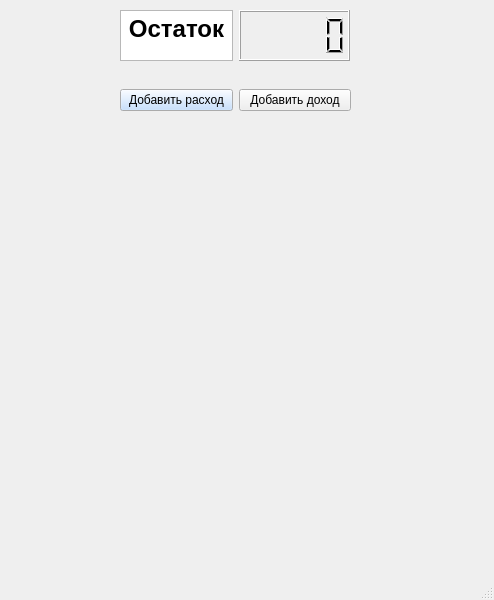
This is Expense_diary.ui in EugeniyaMo/Expense_dialy2.0 as Qt 5 draws it before an edit. The edited form follows.
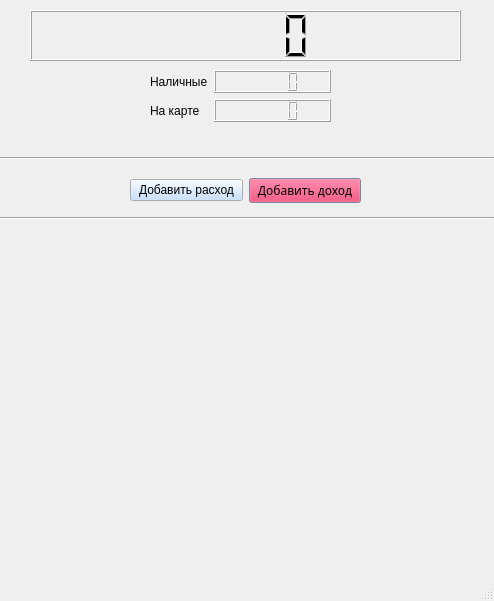
This is the edited form.

Patch:
```diff
--- a/Expense_diary.ui
+++ b/Expense_diary.ui
@@ -7,7 +7,7 @@
     <x>0</x>
     <y>0</y>
     <width>494</width>
-    <height>600</height>
+    <height>601</height>
    </rect>
   </property>
   <property name="windowTitle">
@@ -17,39 +17,13 @@
    <widget class="QWidget" name="horizontalLayoutWidget">
     <property name="geometry">
      <rect>
-      <x>120</x>
+      <x>30</x>
       <y>10</y>
-      <width>230</width>
+      <width>431</width>
       <height>51</height>
      </rect>
     </property>
     <layout class="QHBoxLayout" name="horizontalLayout">
-     <item>
-      <widget class="QTextEdit" name="textEdit">
-       <property name="minimumSize">
-        <size>
-         <width>111</width>
-         <height>41</height>
-        </size>
-       </property>
-       <property name="verticalScrollBarPolicy">
-        <enum>Qt::ScrollBarAsNeeded</enum>
-       </property>
-       <property name="sizeAdjustPolicy">
-        <enum>QAbstractScrollArea::AdjustIgnored</enum>
-       </property>
-       <property name="autoFormatting">
-        <set>QTextEdit::AutoNone</set>
-       </property>
-       <property name="html">
-        <string>&lt;!DOCTYPE HTML PUBLIC &quot;-//W3C//DTD HTML 4.0//EN&quot; &quot;http://www.w3.org/TR/REC-html40/strict.dtd&quot;&gt;
-&lt;html&gt;&lt;head&gt;&lt;meta name=&quot;qrichtext&quot; content=&quot;1&quot; /&gt;&lt;style type=&quot;text/css&quot;&gt;
-p, li { white-space: pre-wrap; }
-&lt;/style&gt;&lt;/head&gt;&lt;body style=&quot; font-family:'MS Shell Dlg 2'; font-size:8.25pt; font-weight:400; font-style:normal;&quot;&gt;
-&lt;p align=&quot;center&quot; style=&quot; margin-top:0px; margin-bottom:0px; margin-left:0px; margin-right:0px; -qt-block-indent:0; text-indent:0px;&quot;&gt;&lt;span style=&quot; font-size:18pt; font-weight:600;&quot;&gt;Остаток&lt;/span&gt;&lt;/p&gt;&lt;/body&gt;&lt;/html&gt;</string>
-       </property>
-      </widget>
-     </item>
      <item>
       <widget class="QLCDNumber" name="lcdNumber">
        <property name="minimumSize">
@@ -65,8 +39,8 @@
    <widget class="QWidget" name="horizontalLayoutWidget_2">
     <property name="geometry">
      <rect>
-      <x>120</x>
-      <y>80</y>
+      <x>130</x>
+      <y>170</y>
       <width>231</width>
       <height>41</height>
      </rect>
@@ -118,6 +92,429 @@
      </item>
      <item>
       <widget class="QPushButton" name="incomeButton">
+       <property name="palette">
+        <palette>
+         <active>
+          <colorrole role="WindowText">
+           <brush brushstyle="SolidPattern">
+            <color alpha="255">
+             <red>0</red>
+             <green>0</green>
+             <blue>0</blue>
+            </color>
+           </brush>
+          </colorrole>
+          <colorrole role="Button">
+           <brush brushstyle="SolidPattern">
+            <color alpha="255">
+             <red>223</red>
+             <green>45</green>
+             <blue>93</blue>
+            </color>
+           </brush>
+          </colorrole>
+          <colorrole role="Light">
+           <brush brushstyle="SolidPattern">
+            <color alpha="255">
+             <red>255</red>
+             <green>255</green>
+             <blue>255</blue>
+            </color>
+           </brush>
+          </colorrole>
+          <colorrole role="Midlight">
+           <brush brushstyle="SolidPattern">
+            <color alpha="255">
+             <red>210</red>
+             <green>223</green>
+             <blue>239</blue>
+            </color>
+           </brush>
+          </colorrole>
+          <colorrole role="Dark">
+           <brush brushstyle="SolidPattern">
+            <color alpha="255">
+             <red>83</red>
+             <green>95</green>
+             <blue>111</blue>
+            </color>
+           </brush>
+          </colorrole>
+          <colorrole role="Mid">
+           <brush brushstyle="SolidPattern">
+            <color alpha="255">
+             <red>111</red>
+             <green>127</green>
+             <blue>149</blue>
+            </color>
+           </brush>
+          </colorrole>
+          <colorrole role="Text">
+           <brush brushstyle="SolidPattern">
+            <color alpha="255">
+             <red>0</red>
+             <green>0</green>
+             <blue>0</blue>
+            </color>
+           </brush>
+          </colorrole>
+          <colorrole role="BrightText">
+           <brush brushstyle="SolidPattern">
+            <color alpha="255">
+             <red>255</red>
+             <green>255</green>
+             <blue>255</blue>
+            </color>
+           </brush>
+          </colorrole>
+          <colorrole role="ButtonText">
+           <brush brushstyle="SolidPattern">
+            <color alpha="255">
+             <red>0</red>
+             <green>0</green>
+             <blue>0</blue>
+            </color>
+           </brush>
+          </colorrole>
+          <colorrole role="Base">
+           <brush brushstyle="SolidPattern">
+            <color alpha="255">
+             <red>255</red>
+             <green>255</green>
+             <blue>255</blue>
+            </color>
+           </brush>
+          </colorrole>
+          <colorrole role="Window">
+           <brush brushstyle="SolidPattern">
+            <color alpha="255">
+             <red>166</red>
+             <green>191</green>
+             <blue>223</blue>
+            </color>
+           </brush>
+          </colorrole>
+          <colorrole role="Shadow">
+           <brush brushstyle="SolidPattern">
+            <color alpha="255">
+             <red>0</red>
+             <green>0</green>
+             <blue>0</blue>
+            </color>
+           </brush>
+          </colorrole>
+          <colorrole role="AlternateBase">
+           <brush brushstyle="SolidPattern">
+            <color alpha="255">
+             <red>210</red>
+             <green>223</green>
+             <blue>239</blue>
+            </color>
+           </brush>
+          </colorrole>
+          <colorrole role="ToolTipBase">
+           <brush brushstyle="SolidPattern">
+            <color alpha="255">
+             <red>255</red>
+             <green>255</green>
+             <blue>220</blue>
+            </color>
+           </brush>
+          </colorrole>
+          <colorrole role="ToolTipText">
+           <brush brushstyle="SolidPattern">
+            <color alpha="255">
+             <red>0</red>
+             <green>0</green>
+             <blue>0</blue>
+            </color>
+           </brush>
+          </colorrole>
+         </active>
+         <inactive>
+          <colorrole role="WindowText">
+           <brush brushstyle="SolidPattern">
+            <color alpha="255">
+             <red>0</red>
+             <green>0</green>
+             <blue>0</blue>
+            </color>
+           </brush>
+          </colorrole>
+          <colorrole role="Button">
+           <brush brushstyle="SolidPattern">
+            <color alpha="255">
+             <red>223</red>
+             <green>45</green>
+             <blue>93</blue>
+            </color>
+           </brush>
+          </colorrole>
+          <colorrole role="Light">
+           <brush brushstyle="SolidPattern">
+            <color alpha="255">
+             <red>255</red>
+             <green>255</green>
+             <blue>255</blue>
+            </color>
+           </brush>
+          </colorrole>
+          <colorrole role="Midlight">
+           <brush brushstyle="SolidPattern">
+            <color alpha="255">
+             <red>210</red>
+             <green>223</green>
+             <blue>239</blue>
+            </color>
+           </brush>
+          </colorrole>
+          <colorrole role="Dark">
+           <brush brushstyle="SolidPattern">
+            <color alpha="255">
+             <red>83</red>
+             <green>95</green>
+             <blue>111</blue>
+            </color>
+           </brush>
+          </colorrole>
+          <colorrole role="Mid">
+           <brush brushstyle="SolidPattern">
+            <color alpha="255">
+             <red>111</red>
+             <green>127</green>
+             <blue>149</blue>
+            </color>
+           </brush>
+          </colorrole>
+          <colorrole role="Text">
+           <brush brushstyle="SolidPattern">
+            <color alpha="255">
+             <red>0</red>
+             <green>0</green>
+             <blue>0</blue>
+            </color>
+           </brush>
+          </colorrole>
+          <colorrole role="BrightText">
+           <brush brushstyle="SolidPattern">
+            <color alpha="255">
+             <red>255</red>
+             <green>255</green>
+             <blue>255</blue>
+            </color>
+           </brush>
+          </colorrole>
+          <colorrole role="ButtonText">
+           <brush brushstyle="SolidPattern">
+            <color alpha="255">
+             <red>0</red>
+             <green>0</green>
+             <blue>0</blue>
+            </color>
+           </brush>
+          </colorrole>
+          <colorrole role="Base">
+           <brush brushstyle="SolidPattern">
+            <color alpha="255">
+             <red>255</red>
+             <green>255</green>
+             <blue>255</blue>
+            </color>
+           </brush>
+          </colorrole>
+          <colorrole role="Window">
+           <brush brushstyle="SolidPattern">
+            <color alpha="255">
+             <red>166</red>
+             <green>191</green>
+             <blue>223</blue>
+            </color>
+           </brush>
+          </colorrole>
+          <colorrole role="Shadow">
+           <brush brushstyle="SolidPattern">
+            <color alpha="255">
+             <red>0</red>
+             <green>0</green>
+             <blue>0</blue>
+            </color>
+           </brush>
+          </colorrole>
+          <colorrole role="AlternateBase">
+           <brush brushstyle="SolidPattern">
+            <color alpha="255">
+             <red>210</red>
+             <green>223</green>
+             <blue>239</blue>
+            </color>
+           </brush>
+          </colorrole>
+          <colorrole role="ToolTipBase">
+           <brush brushstyle="SolidPattern">
+            <color alpha="255">
+             <red>255</red>
+             <green>255</green>
+             <blue>220</blue>
+            </color>
+           </brush>
+          </colorrole>
+          <colorrole role="ToolTipText">
+           <brush brushstyle="SolidPattern">
+            <color alpha="255">
+             <red>0</red>
+             <green>0</green>
+             <blue>0</blue>
+            </color>
+           </brush>
+          </colorrole>
+         </inactive>
+         <disabled>
+          <colorrole role="WindowText">
+           <brush brushstyle="SolidPattern">
+            <color alpha="255">
+             <red>83</red>
+             <green>95</green>
+             <blue>111</blue>
+            </color>
+           </brush>
+          </colorrole>
+          <colorrole role="Button">
+           <brush brushstyle="SolidPattern">
+            <color alpha="255">
+             <red>223</red>
+             <green>45</green>
+             <blue>93</blue>
+            </color>
+           </brush>
+          </colorrole>
+          <colorrole role="Light">
+           <brush brushstyle="SolidPattern">
+            <color alpha="255">
+             <red>255</red>
+             <green>255</green>
+             <blue>255</blue>
+            </color>
+           </brush>
+          </colorrole>
+          <colorrole role="Midlight">
+           <brush brushstyle="SolidPattern">
+            <color alpha="255">
+             <red>210</red>
+             <green>223</green>
+             <blue>239</blue>
+            </color>
+           </brush>
+          </colorrole>
+          <colorrole role="Dark">
+           <brush brushstyle="SolidPattern">
+            <color alpha="255">
+             <red>83</red>
+             <green>95</green>
+             <blue>111</blue>
+            </color>
+           </brush>
+          </colorrole>
+          <colorrole role="Mid">
+           <brush brushstyle="SolidPattern">
+            <color alpha="255">
+             <red>111</red>
+             <green>127</green>
+             <blue>149</blue>
+            </color>
+           </brush>
+          </colorrole>
+          <colorrole role="Text">
+           <brush brushstyle="SolidPattern">
+            <color alpha="255">
+             <red>83</red>
+             <green>95</green>
+             <blue>111</blue>
+            </color>
+           </brush>
+          </colorrole>
+          <colorrole role="BrightText">
+           <brush brushstyle="SolidPattern">
+            <color alpha="255">
+             <red>255</red>
+             <green>255</green>
+             <blue>255</blue>
+            </color>
+           </brush>
+          </colorrole>
+          <colorrole role="ButtonText">
+           <brush brushstyle="SolidPattern">
+            <color alpha="255">
+             <red>83</red>
+             <green>95</green>
+             <blue>111</blue>
+            </color>
+           </brush>
+          </colorrole>
+          <colorrole role="Base">
+           <brush brushstyle="SolidPattern">
+            <color alpha="255">
+             <red>166</red>
+             <green>191</green>
+             <blue>223</blue>
+            </color>
+           </brush>
+          </colorrole>
+          <colorrole role="Window">
+           <brush brushstyle="SolidPattern">
+            <color alpha="255">
+             <red>166</red>
+             <green>191</green>
+             <blue>223</blue>
+            </color>
+           </brush>
+          </colorrole>
+          <colorrole role="Shadow">
+           <brush brushstyle="SolidPattern">
+            <color alpha="255">
+             <red>0</red>
+             <green>0</green>
+             <blue>0</blue>
+            </color>
+           </brush>
+          </colorrole>
+          <colorrole role="AlternateBase">
+           <brush brushstyle="SolidPattern">
+            <color alpha="255">
+             <red>166</red>
+             <green>191</green>
+             <blue>223</blue>
+            </color>
+           </brush>
+          </colorrole>
+          <colorrole role="ToolTipBase">
+           <brush brushstyle="SolidPattern">
+            <color alpha="255">
+             <red>255</red>
+             <green>255</green>
+             <blue>220</blue>
+            </color>
+           </brush>
+          </colorrole>
+          <colorrole role="ToolTipText">
+           <brush brushstyle="SolidPattern">
+            <color alpha="255">
+             <red>0</red>
+             <green>0</green>
+             <blue>0</blue>
+            </color>
+           </brush>
+          </colorrole>
+         </disabled>
+        </palette>
+       </property>
+       <property name="font">
+        <font>
+         <family>Baskerville Old Face</family>
+        </font>
+       </property>
+       <property name="cursor">
+        <cursorShape>OpenHandCursor</cursorShape>
+       </property>
        <property name="text">
         <string>Добавить доход</string>
        </property>
@@ -125,6 +522,70 @@
      </item>
     </layout>
    </widget>
+   <widget class="QWidget" name="formLayoutWidget">
+    <property name="geometry">
+     <rect>
+      <x>150</x>
+      <y>70</y>
+      <width>181</width>
+      <height>66</height>
+     </rect>
+    </property>
+    <layout class="QFormLayout" name="formLayout_2">
+     <item row="0" column="0">
+      <widget class="QLabel" name="label">
+       <property name="text">
+        <string>Наличные</string>
+       </property>
+       <property name="margin">
+        <number>8</number>
+       </property>
+      </widget>
+     </item>
+     <item row="1" column="0">
+      <widget class="QLabel" name="label_2">
+       <property name="text">
+        <string>На карте</string>
+       </property>
+       <property name="margin">
+        <number>8</number>
+       </property>
+      </widget>
+     </item>
+     <item row="0" column="1">
+      <widget class="QLCDNumber" name="lcdNumber_2"/>
+     </item>
+     <item row="1" column="1">
+      <widget class="QLCDNumber" name="lcdNumber_3"/>
+     </item>
+    </layout>
+   </widget>
+   <widget class="Line" name="line">
+    <property name="geometry">
+     <rect>
+      <x>0</x>
+      <y>150</y>
+      <width>494</width>
+      <height>16</height>
+     </rect>
+    </property>
+    <property name="orientation">
+     <enum>Qt::Horizontal</enum>
+    </property>
+   </widget>
+   <widget class="Line" name="line_2">
+    <property name="geometry">
+     <rect>
+      <x>0</x>
+      <y>210</y>
+      <width>494</width>
+      <height>16</height>
+     </rect>
+    </property>
+    <property name="orientation">
+     <enum>Qt::Horizontal</enum>
+    </property>
+   </widget>
   </widget>
   <widget class="QMenuBar" name="menubar">
    <property name="geometry">
```
